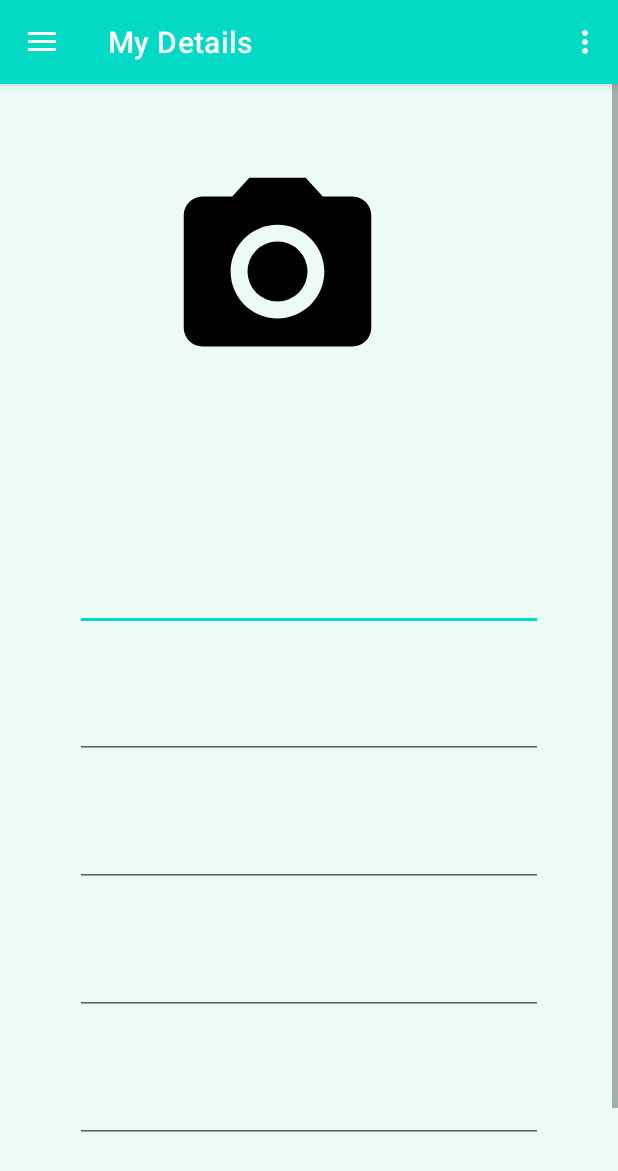
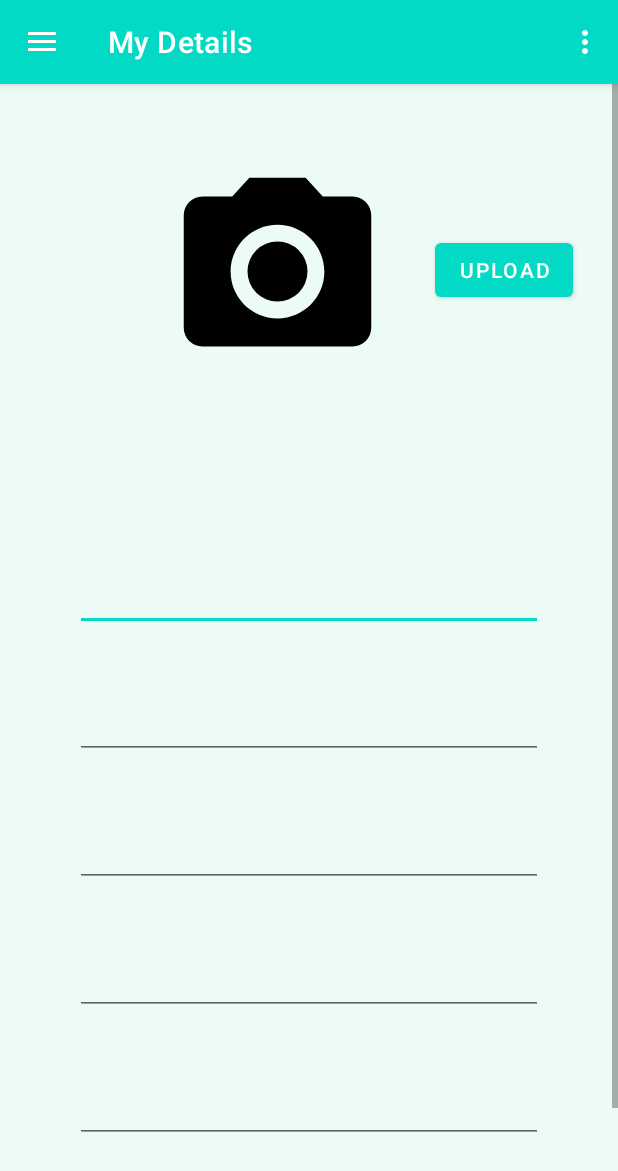
Before and after one commit to Mohammedirbaaz/HungerSpot, an Android app: the DonorMainActivity screen opened directly, with no data from a screen before it, in the side drawer, after a tap on "Account", on a phone screen of 412 x 824 dp. Shown: the top 1171 px of the screen. Run offline under Robolectric (Android 15) with nearby library versions, the phone set to English and light mode, and no system bars; our stand-ins replace Firebase (no records; nobody signed in at launch, a user with empty details on screens opened directly), Picasso, navigation-ui; 6 statements that could not run were skipped.

Commit message:
Display pictures option for both donor and volunteer are completed

```diff
--- a/app/src/main/java/com/example/hungerspot/DonorMainActivity.kt
+++ b/app/src/main/java/com/example/hungerspot/DonorMainActivity.kt
@@ -4,8 +4,10 @@ package com.example.hungerspot
 import android.content.DialogInterface
 import android.content.Intent
 import android.os.Bundle
+import android.util.Log
 import android.view.Menu
 import android.view.View
+import android.widget.ImageView
 import android.widget.TextView
 import androidx.appcompat.app.AlertDialog
 import androidx.appcompat.app.AppCompatActivity
@@ -18,6 +20,7 @@ import androidx.navigation.ui.setupActionBarWithNavController
 import androidx.navigation.ui.setupWithNavController
 import com.google.android.material.navigation.NavigationView
 import com.google.firebase.database.*
+import com.squareup.picasso.Picasso
 
 
 class DonorMainActivity : AppCompatActivity() {
@@ -61,6 +64,7 @@ class DonorMainActivity : AppCompatActivity() {
 
         val nav_user_name = hView.findViewById<View>(R.id.navpageaccounternameid) as TextView
         val nav_user_type = hView.findViewById<View>(R.id.navpageaccountertypeid) as TextView
+        var nav_user_dpimage= hView.findViewById<View>(R.id.navpageaccountdpid) as ImageView
 
         var reffsff:DatabaseReference?=null;
 
@@ -77,6 +81,21 @@ class DonorMainActivity : AppCompatActivity() {
 
         }
 
+
+        var reffs22 =
+                FirebaseDatabase.getInstance().getReference(typesofuser.toString()).child(pincode.toString()).child(userid.toString()).child("Mydp");
+        reffs22.addValueEventListener(object:ValueEventListener{
+            override fun onCancelled(error: DatabaseError) {}
+            override fun onDataChange(snapshot: DataSnapshot) {
+                for (h in snapshot.children){
+                    Log.i("paths",h.key.toString())
+                    if (h.key.toString()=="mydp"){
+                        var imgurl=h.value.toString()
+                        Picasso.get().load(imgurl).into(nav_user_dpimage);
+                    }
+                }
+            }
+        })
 
 
         reffsff?.addValueEventListener(object:ValueEventListener{
--- a/app/src/main/java/com/example/hungerspot/ui/home/HomeFragment.kt
+++ b/app/src/main/java/com/example/hungerspot/ui/home/HomeFragment.kt
@@ -144,6 +144,7 @@ class HomeFragment : Fragment() {
                     holder.notess.setOnClickListener{
                         val intents=Intent(context,ContentDetailVolunteerActivity::class.java);
                         intents.putExtra("productid",getRef(position).key);
+
                         startActivity(intents);
 //                        Toast.makeText(activity,"you selected "+getRef(position).key,Toast.LENGTH_SHORT).show();
                     }
--- a/app/src/main/res/layout/activity_content_details_volunteer.xml
+++ b/app/src/main/res/layout/activity_content_details_volunteer.xml
@@ -19,7 +19,7 @@
             android:layout_marginStart="100dp"
             android:layout_marginLeft="100dp"
             android:layout_marginTop="50dp"
-            android:maxWidth="150dp"
+            android:maxWidth="200dp"
             android:maxHeight="150dp"
             android:src="@drawable/ic_launcher_background" />
 
--- a/app/src/main/res/layout/fragment_mydetails.xml
+++ b/app/src/main/res/layout/fragment_mydetails.xml
@@ -16,16 +16,29 @@
             android:layout_height="wrap_content"
             android:orientation="vertical">
 
+            <LinearLayout
+                android:layout_width="match_parent"
+                android:layout_height="match_parent"
+                android:orientation="horizontal">
+
                 <ImageView
-                android:id="@+id/imageView2"
+                    android:id="@+id/imgfordpid"
                     android:layout_width="170dp"
                     android:layout_height="150dp"
                     android:layout_marginStart="100dp"
                     android:layout_marginLeft="100dp"
                     android:layout_marginTop="50dp"
-                android:layout_marginEnd="100dp"
-                android:layout_marginRight="100dp"
                     android:src="@drawable/ic_menu_camera" />
+
+                <Button
+                    android:id="@+id/imageuploadbtnid"
+                    android:layout_width="wrap_content"
+                    android:layout_height="wrap_content"
+                    android:layout_marginStart="20dp"
+                    android:layout_marginLeft="20dp"
+                    android:layout_marginTop="100dp"
+                    android:text="Upload" />
+            </LinearLayout>
 
             <TextView
                 android:id="@+id/idname"
```
Also changed, not shown: app/src/main/java/com/example/hungerspot/DonorAccountViewerActivity.kt (+18 -0 lines), app/src/main/java/com/example/hungerspot/Mydetails.kt (+77 -14 lines), app/src/main/java/com/example/hungerspot/VolunteerAccountViewerActivity.kt (+20 -0 lines), app/src/main/res/layout/activity_donor_account_viewer.xml (+11 -4 lines), app/src/main/res/layout/activity_volunteer_account_viewer.xml (+11 -3 lines), app/src/main/res/layout/nav_header_main.xml (+4 -4 lines). Lines whose indentation alone changed are shown as unchanged.
